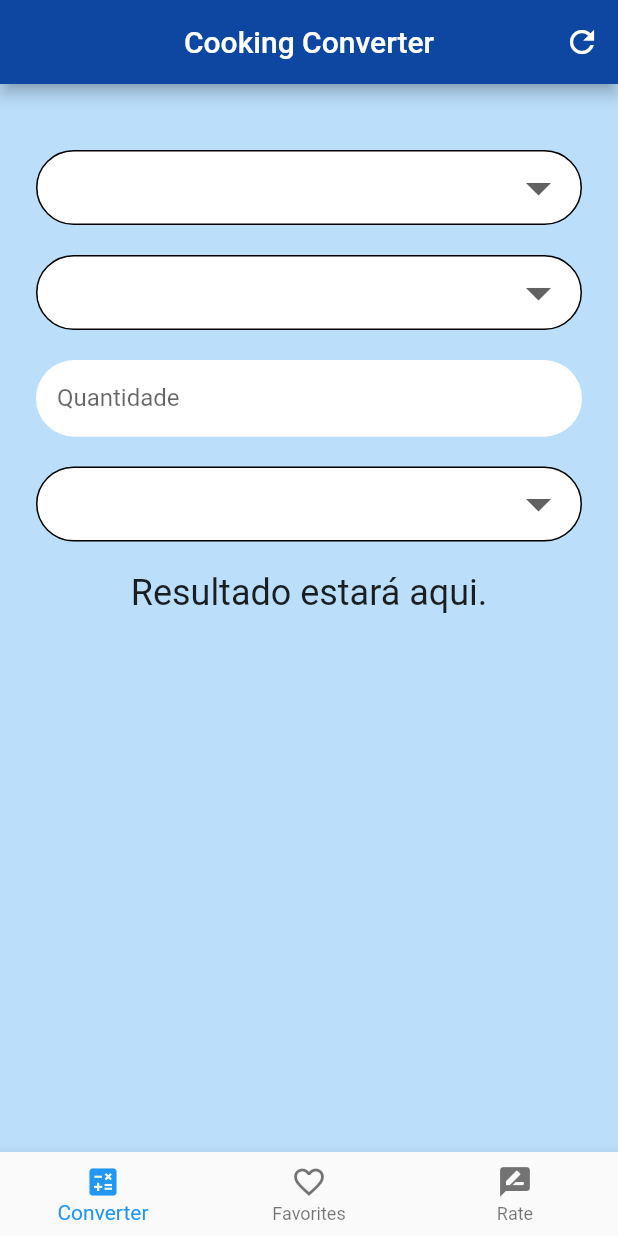
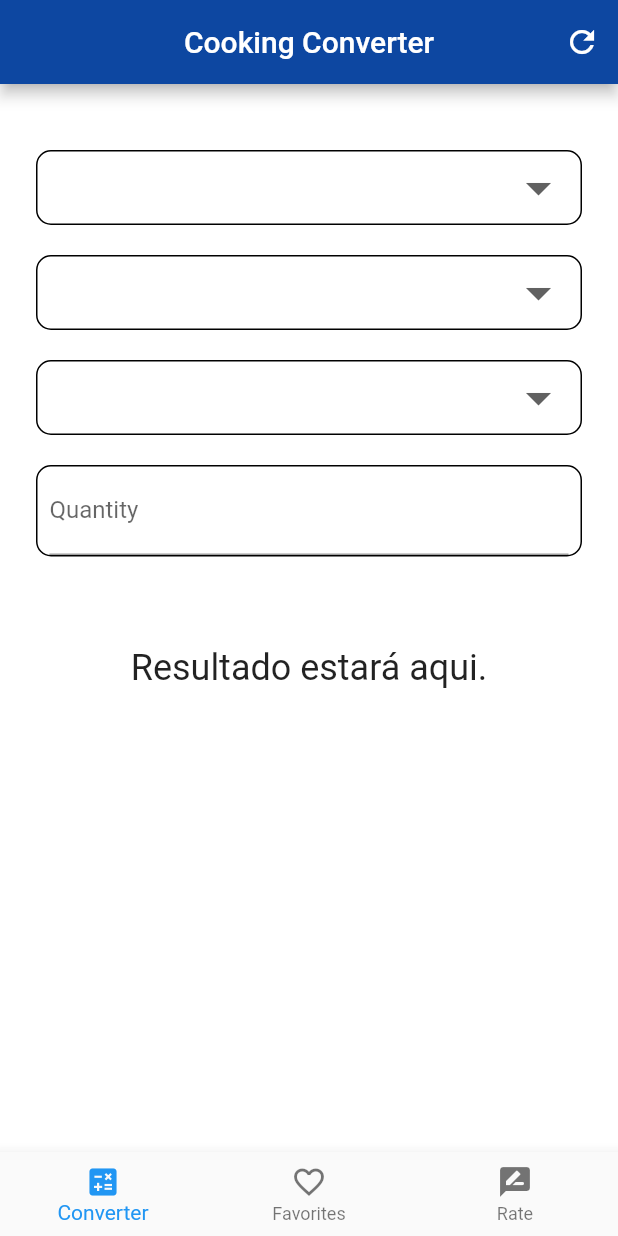
Before and after one commit to TeamMercuryDevelopment/Cooking_Converter, a Flutter app: the screen it shows after launch, on a phone screen of 412 x 824 dp. Run offline on Flutter 3.47's test engine with Material 2 defaults, Android fonts, the phone set to English and light mode, and no system bars; our stand-ins replace flutter_mobx, mobx; generated files the repository leaves out were written again.

Commit message:
✅Quantity added.

```diff
--- a/lib/screens/form.dart
+++ b/lib/screens/form.dart
@@ -14,14 +14,16 @@ class _ProductFormState extends State<ProductForm> {
   String productValue;
   String convertFromValue;
   String convertToValue;
+  String quantityValue;
   final productController = Controller();
   final convertFromController = Controller();
   final convertToController = Controller();
+  final quantityController = Controller();
 
   @override
   Widget build(BuildContext context) {
     return Scaffold(
-      backgroundColor: Colors.blue[100],
+      backgroundColor: Colors.white,
       appBar: AppBar(
         title: Text("Cooking Converter"),
         backgroundColor: Colors.blue[900],
@@ -73,7 +75,7 @@ class _ProductFormState extends State<ProductForm> {
                       decoration: BoxDecoration(
                         color: Colors.white,
                         border: Border.all(color: Colors.black),
-                        borderRadius: BorderRadius.circular(25.7),
+                        borderRadius: BorderRadius.circular(10.0),
                       ),
                       child: _selectBox(
                         label: productController.selectedItem,
@@ -89,7 +91,7 @@ class _ProductFormState extends State<ProductForm> {
                       decoration: BoxDecoration(
                         color: Colors.white,
                         border: Border.all(color: Colors.black),
-                        borderRadius: BorderRadius.circular(25.7),
+                        borderRadius: BorderRadius.circular(10.0),
                       ),
                       child: _selectBox(
                         label: convertFromController.selectedItem,
@@ -99,34 +101,13 @@ class _ProductFormState extends State<ProductForm> {
                       ));
                 }),
                 SizedBox(height: 20),
-                SizedBox(
-                  child: TextField(
-                      autofocus: false,
-                      decoration: InputDecoration(
-                        filled: true,
-                        fillColor: Colors.white,
-                        border: OutlineInputBorder(),
-                        labelText: "Quantidade",
-                        contentPadding: const EdgeInsets.only(
-                            left: 14.0, bottom: 8.0, top: 8.0),
-                        focusedBorder: OutlineInputBorder(
-                          borderSide: BorderSide(color: Colors.white),
-                          borderRadius: BorderRadius.circular(25.7),
-                        ),
-                        enabledBorder: UnderlineInputBorder(
-                          borderSide: BorderSide(color: Colors.white),
-                          borderRadius: BorderRadius.circular(25.7),
-                        ),
-                      )),
-                ),
-                SizedBox(height: 20),
                 Observer(builder: (_) {
                   return Container(
                       padding: EdgeInsets.only(left: 8.0, right: 8.0),
                       decoration: BoxDecoration(
                         color: Colors.white,
                         border: Border.all(color: Colors.black),
-                        borderRadius: BorderRadius.circular(25.7),
+                        borderRadius: BorderRadius.circular(10.0),
                       ),
                       child: _selectBox(
                         label: convertToController.selectedItem,
@@ -136,15 +117,33 @@ class _ProductFormState extends State<ProductForm> {
                       ));
                 }),
                 SizedBox(height: 20),
+                SizedBox(
+                  child: Container(
+                      padding: EdgeInsets.only(left: 8.0, right: 8.0),
+                      decoration: BoxDecoration(
+                        color: Colors.white,
+                        border: Border.all(color: Colors.black),
+                        borderRadius: BorderRadius.circular(10.0),
+                      ),
+                      child: _textField(
+                        label: "Quantity",
+                        onChanged: (value) {
+                          quantityController.setSelectedItem(value.toString());
+                        },
+                      ),
+                  )
+                ),
+                SizedBox(height: 60),
                 Observer(builder: (_) {
                   if (productController.selectedItem != "") {
                     return Container(
                         child: Text(
-                      '${productController.transaction}' +
-                          ' ${convertFromController.transaction} para' +
+                          '${quantityController.transaction}' +
+                          ' ${convertFromController.transaction} de' +
+                          ' ${productController.transaction} equivale [result]' +
                           ' ${convertToController.transaction}',
                       style: TextStyle(
-                        fontSize: 24.0,
+                        fontSize: 18.0,
                       ),
                       textAlign: TextAlign.center,
                     ));
@@ -189,4 +188,13 @@ class _ProductFormState extends State<ProductForm> {
           .toList(),
     );
   }
+
+  _textField({String label, onChanged}) {
+    return TextField(
+      onChanged: onChanged,
+      decoration: InputDecoration(
+        labelText: label,
+      ),
+    );
+  }
 }
```
